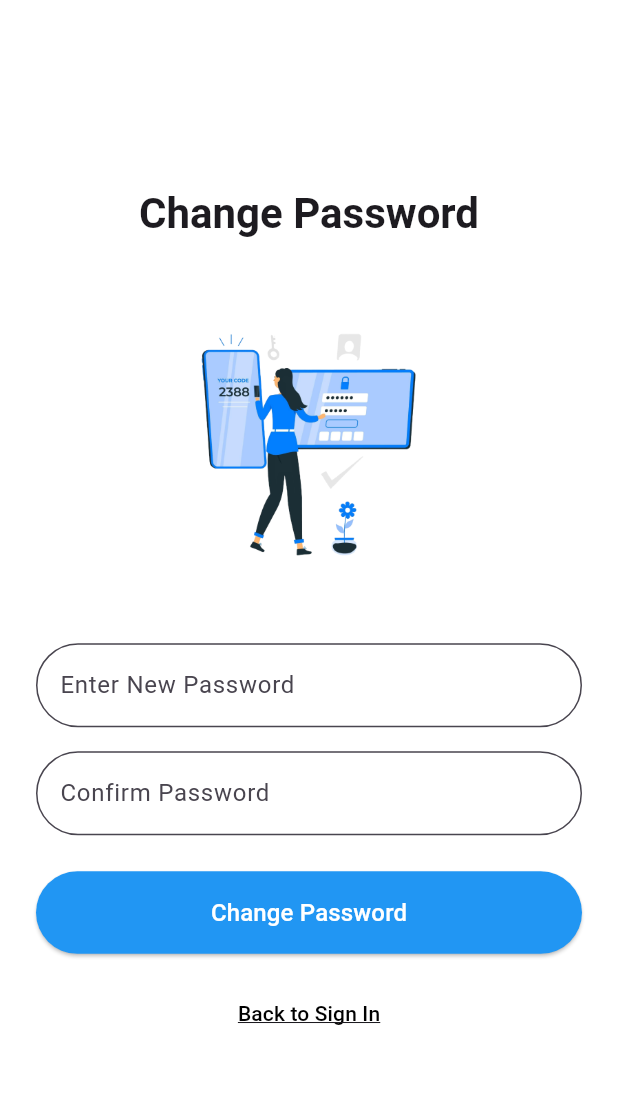
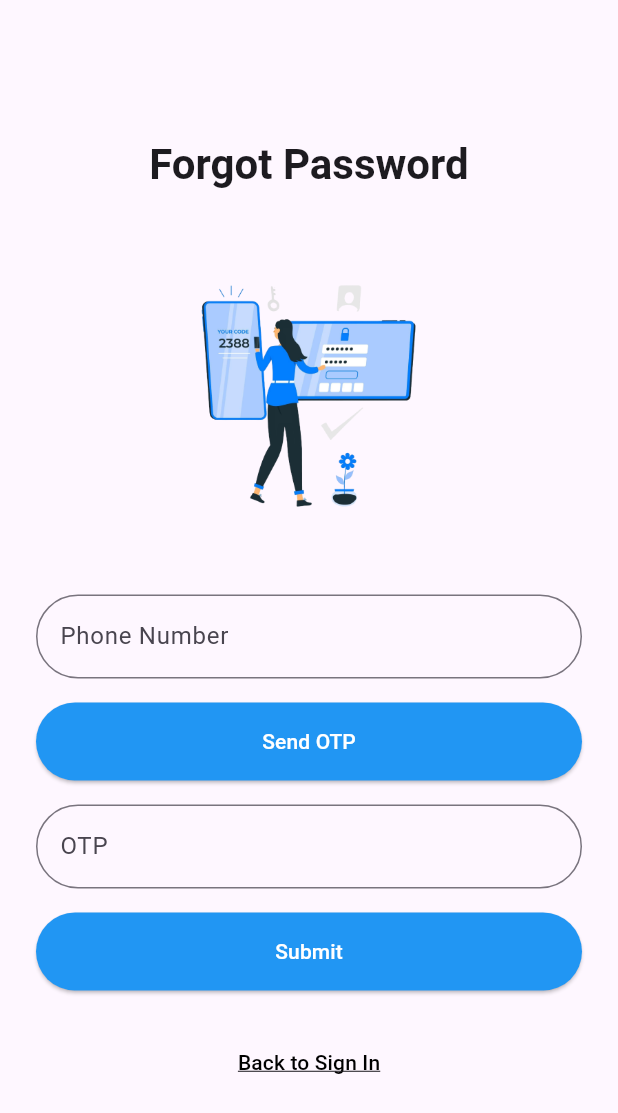
Before and after one commit to AdithyaSean/next-step-flutter, a Flutter app: the screen it shows after launch, on a phone screen of 412 x 824 dp. Shown: the top 1113 px of the screen. Run offline on Flutter 3.47's test engine with Material 3 defaults, Android fonts, the phone set to English and light mode, and no system bars.

Commit message:
create forgot_password.dart

```diff
--- /dev/null
+++ b/lib/forgot_password.dart
@@ -0,0 +1,93 @@
+import 'package:flutter/material.dart';
+
+class ForgotPasswordScreen extends StatelessWidget {
+  const ForgotPasswordScreen({Key? key}) : super(key: key);
+
+  @override
+  Widget build(BuildContext context) {
+    return Scaffold(
+      body: LayoutBuilder(
+        builder: (context, constraints) {
+          // Determine if we're on a desktop/tablet or mobile
+          final isLargeScreen = constraints.maxWidth > 600;
+
+          return Center(
+            child: SingleChildScrollView(
+              child: Container(
+                padding: EdgeInsets.all(24),
+                constraints: BoxConstraints(
+                  maxWidth: isLargeScreen ? 600 : double.infinity,
+                ),
+                child: Column(
+                  mainAxisAlignment: MainAxisAlignment.center,
+                  crossAxisAlignment: CrossAxisAlignment.stretch,
+                  children: [
+                    Text(
+                      'Forgot Password',
+                      style: Theme.of(context).textTheme.headlineMedium!.copyWith(fontWeight: FontWeight.bold),
+                      textAlign: TextAlign.center,
+                    ),
+                    SizedBox(height: 32),
+                    AspectRatio(
+                      aspectRatio: 16 / 9,
+                      child: Image.asset(
+                        'images/password_image.png',
+                        fit: BoxFit.contain,
+                      ),
+                    ),
+                    SizedBox(height: 32),
+                    TextFormField(
+                      keyboardType: TextInputType.phone,
+                      decoration: InputDecoration(
+                        labelText: 'Phone Number',
+                        prefixText: '+94 ',
+                        border: OutlineInputBorder(borderRadius: BorderRadius.circular(30)),
+                      ),
+                    ),
+                    SizedBox(height: 16),
+                    ElevatedButton(
+                      onPressed: () {},
+                      style: ElevatedButton.styleFrom(
+                        backgroundColor: Colors.blue,
+                      ),
+                      child: Padding(
+                        padding: EdgeInsets.symmetric(vertical: 16),
+                        child: Text('Send OTP',style: TextStyle(color: Colors.white)),
+                      ),
+                    ),
+                    SizedBox(height: 16),
+                    TextFormField(
+                      keyboardType: TextInputType.number,
+                      decoration: InputDecoration(
+                        labelText: 'OTP',
+                        border: OutlineInputBorder(borderRadius: BorderRadius.circular(30)),
+                      ),
+                    ),
+                    SizedBox(height: 16),
+                    ElevatedButton(
+                      onPressed: () {},
+                      style: ElevatedButton.styleFrom(
+                        backgroundColor: Colors.blue,
+                      ),
+                      child: Padding(
+                        padding: EdgeInsets.symmetric(vertical: 16),
+                        child: Text('Submit',style: TextStyle(color: Colors.white)),
+                      ),
+                    ),
+                    SizedBox(height: 24),
+                    TextButton(
+                      onPressed: () {
+                        Navigator.pop(context);
+                      },
+                      child: Text('Back to Sign In', style: TextStyle(color: Colors.black, decoration: TextDecoration.underline)),
+                    ),
+                  ],
+                ),
+              ),
+            ),
+          );
+        },
+      ),
+    );
+  }
+}
--- a/lib/main.dart
+++ b/lib/main.dart
@@ -2,6 +2,7 @@ import 'package:flutter/material.dart';
 import 'package:next_step/interest.dart';
 import'package:next_step/lets_get_started.dart';
 import 'package:next_step/change_password.dart';
+import 'package:next_step/forgot_password.dart';
 
 void main() {
   runApp(const MyApp());
@@ -17,7 +18,7 @@ class MyApp extends StatelessWidget {
       theme: ThemeData(
         primarySwatch: Colors.blue,
       ),
-      home: const ChangePasswordScreen(), // Use the imported widget
+      home: const ForgotPasswordScreen(), // Use the imported widget
     );
   }
 }
```
